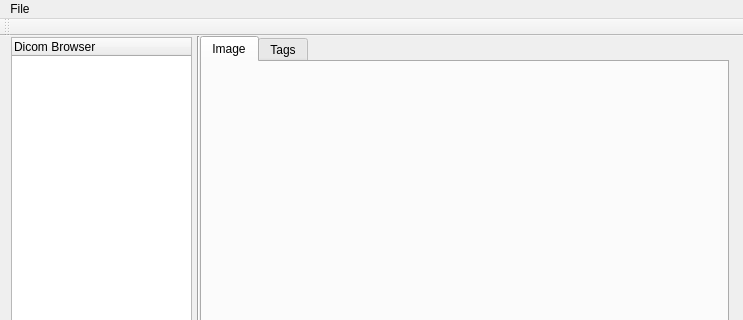
Qt form mainwindow.ui (camol/DicomView) before a commit; both pictures show x 0 to 743 and y 0 to 320 of the 743 by 520 pixel window.
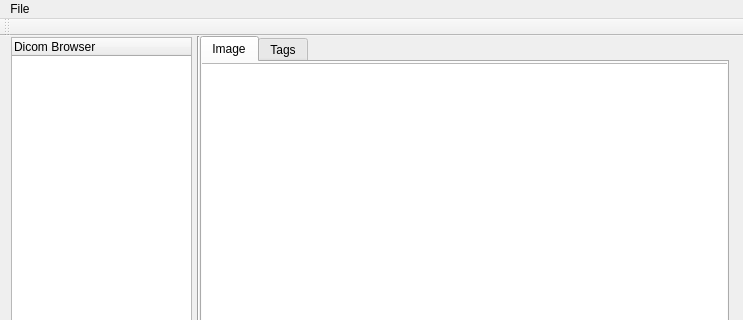
The same form after that commit. The open tabs and pages were chosen to show the change.

What changed in the file:
```diff
--- a/mainwindow.ui
+++ b/mainwindow.ui
@@ -42,6 +42,22 @@
      <attribute name="title">
       <string>Image</string>
      </attribute>
+     <widget class="QGraphicsView" name="graphicsView">
+      <property name="geometry">
+       <rect>
+        <x>-5</x>
+        <y>1</y>
+        <width>531</width>
+        <height>451</height>
+       </rect>
+      </property>
+      <property name="minimumSize">
+       <size>
+        <width>531</width>
+        <height>451</height>
+       </size>
+      </property>
+     </widget>
     </widget>
     <widget class="QWidget" name="tab_tags">
      <attribute name="title">
```
Left out of the diff: 2 changed lines with no effect on the pictures.
